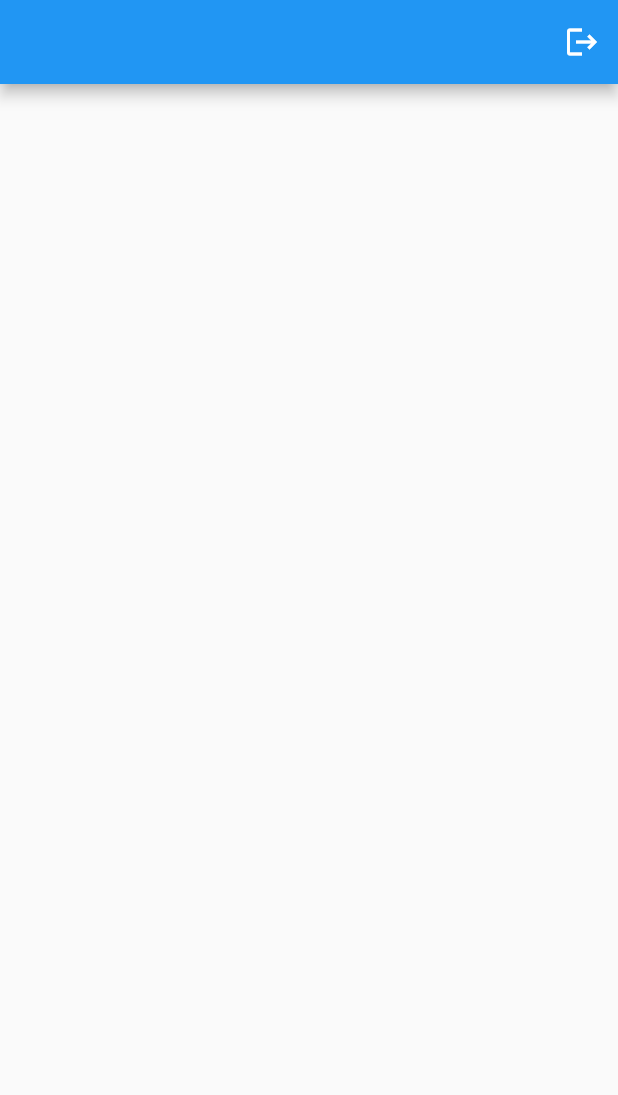
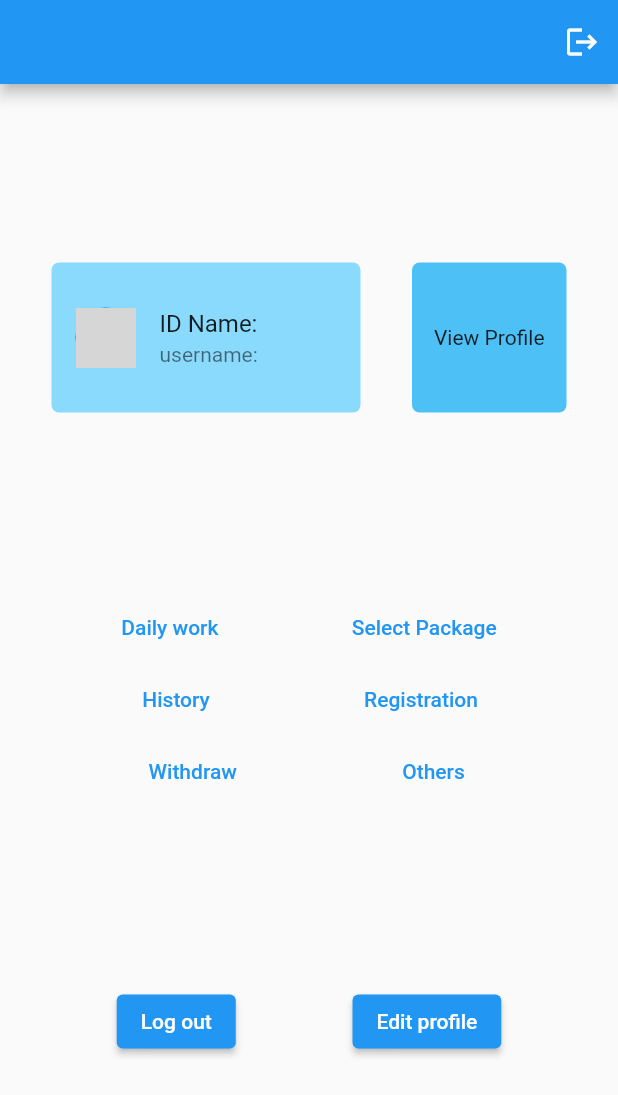
Before and after one commit to Sifat-16/icbapps, a Flutter app: the screen it shows once a user with an empty profile is signed in, on a phone screen of 412 x 824 dp. Shown: the top 1095 px of the screen. Run offline on Flutter 3.47's test engine with Material 2 defaults, Android fonts, the phone set to English and light mode, and no system bars; our stand-ins replace cloud_firestore, file_picker, firebase_auth, firebase_core, firebase_storage; accounts and stored records are empty; network calls fail; grey boxes are pictures that could not be loaded.

Commit message:
2nd from me

```diff
--- a/lib/helper/auth/auth.dart
+++ b/lib/helper/auth/auth.dart
@@ -1,4 +1,5 @@
 import 'dart:io';
+import 'dart:math';
 
 import 'package:cloud_firestore/cloud_firestore.dart';
 import 'package:firebase_auth/firebase_auth.dart';
@@ -26,9 +27,62 @@ class FireBase{
     return y;
   }
 
-  createProfile(ModelUser modelUser)async{
+  createProfile(ModelUser modelUser, String refarral)async{
+    const _chars = 'AaBbCcDdEeFfGgHhIiJjKkLlMmNnOoPpQqRrSsTtUuVvWwXxYyZz1234567890';
+    Random _rnd = Random();
+    modelUser.refarralId = String.fromCharCodes(Iterable.generate(6, (_) => _chars.codeUnitAt(_rnd.nextInt(_chars.length))));
     final x = await store.collection("userProfile").doc(modelUser.uid).set(modelUser.toJson()).onError((error, stackTrace) => false);
+
     return true;
+
+  }
+
+  Future<ModelUser>myProfile()async{
+    ModelUser modelUser = ModelUser();
+    final x = await store.collection("userProfile").doc(auth.currentUser!.uid).get().then((value) {
+      modelUser = ModelUser.fromJson(value.data()!);
+    });
+
+    print(modelUser.username);
+    return modelUser;
+
+  }
+
+  addRefaralToTeam(ModelUser modelUser, String refarral) async{
+
+    if(refarral==null||refarral.length<6){
+
+    }else{
+
+      try{
+        final y = await store.collection("userProfile").where("refarralId", isEqualTo: refarral).get().then((value) async{
+          print(value.docs.length);
+          final z = store.collection("userProfile").doc(value.docs.first.data()["uid"]);
+          final l = await z.get();
+          print(l.data()!["teamMember"]);
+          List<String> x =[];
+          double point = 0;
+          if(l.data()!["teamMember"]!=null){
+            l.data()!["teamMember"].forEach((e){
+              x.add(e);
+            });
+            x.add(modelUser.uid!);
+          }
+          if(l.data()!["balance"]!=null){
+            point=l.data()!["balance"];
+            point+=500;
+          }
+          final k = await z.update({
+            "teamMember":x,
+            "balance":point
+          });
+        });
+      }catch(e){
+        print("went wrong");
+      }
+
+
+    }
 
   }
 
--- a/lib/models/ModelUser.dart
+++ b/lib/models/ModelUser.dart
@@ -3,22 +3,84 @@ class ModelUser{
   String? uid;
   String? email;
   String? fullName;
-  String? country;
   String? refarralId;
   String? profileImage;
-  double? balance=0;
+  List<String> teamMember=[];
+  double balance=0.0;
 
-  ModelUser({this.username, this.uid, this.email, this.fullName, this.country, this.refarralId, this.profileImage, this.balance});
+  ModelUser({this.username, this.uid, this.email, this.fullName, this.refarralId, this.profileImage});
 
-  Map<String, dynamic> toJson()=>{
+  Map<String, dynamic> toJson(){
+
+    return {
       "username":username,
       "uid":uid,
       "email":email,
       "fullName":fullName,
-    "country":country,
       "refarralId":refarralId,
       "profileImage":profileImage,
+      "teamMember":teamMember,
       "balance":balance
     };
+  }
+
+  ModelUser.fromJson(Map<String, dynamic> json){
+    try{
+      username = json["username"];
+    }catch(e){
+        print("username");
+    }
+    try{
+      uid = json["uid"];
+    }catch(e){
+        print("uid");
+    }
+    try{
+      email = json["email"];
+    }catch(e){
+        print("email");
+    }
+    try{
+      fullName = json["fullName"];
+    }catch(e){
+      print("fullname");
 
     }
+    try{
+      refarralId = json["refarralId"];
+    }catch(e){
+        print("refarralid");
+    }
+    try{
+      profileImage = json["profileImage"];
+    }catch(e){
+        print("profileimage");
+    }
+
+    try{
+
+      if(json["teamMember"]!=null){
+        teamMember = [];
+        json["teamMember"].forEach((e){
+            teamMember.add(e);
+        });
+      }else{
+        teamMember = [];
+      }
+
+    }catch(e){
+      //print(json["teamMember"]);
+        print("teamMemberrrrrr");
+    }
+
+    try{
+      balance = json["balance"];
+    }catch(e){
+      print("balance");
+    }
+
+
+
+
+  }
+}
--- a/lib/screens/homepage/homescreen.dart
+++ b/lib/screens/homepage/homescreen.dart
@@ -1,6 +1,10 @@
+import 'dart:convert';
+
+import 'package:cloud_firestore/cloud_firestore.dart';
 import 'package:firebase_auth/firebase_auth.dart';
 import 'package:flutter/material.dart';
 import 'package:icbapps/helper/auth/auth.dart';
+import 'package:icbapps/models/ModelUser.dart';
 import 'package:icbapps/screens/loginorsignup/loginorsignup.dart';
 
 class HomeScreen extends StatefulWidget {
@@ -11,9 +15,21 @@ class HomeScreen extends StatefulWidget {
 }
 
 class _HomeScreenState extends State<HomeScreen> {
+  ModelUser modelUser = ModelUser();
+  //FireBase fireBase = FireBase();
+
+  @override
+  void initState() {
+    //fireBase.myProfile();
+
+    // TODO: implement initState
+    super.initState();
+  }
+
   @override
   Widget build(BuildContext context) {
-    return Scaffold(
+    return SafeArea(
+      child: Scaffold(
         appBar: AppBar(
           actions: [
             IconButton(onPressed: ()async{
@@ -26,6 +42,140 @@ class _HomeScreenState extends State<HomeScreen> {
           ],
         ),
 
+        body: Column(
+          mainAxisAlignment: MainAxisAlignment.spaceEvenly,
+          children: [
+
+            Container1(),
+            Container2(),
+            Container3()
+
+
+
+
+          ],
+        ),
+
+      ),
     );
   }
 }
+
+class Container1 extends StatefulWidget {
+  const Container1({Key? key}) : super(key: key);
+
+  @override
+  State<Container1> createState() => _Container1State();
+}
+
+class _Container1State extends State<Container1> {
+  FireBase fireBase=FireBase();
+  @override
+  Widget build(BuildContext context) {
+    return Row(
+      mainAxisAlignment: MainAxisAlignment.spaceEvenly,
+      children: [
+        FutureBuilder<ModelUser>(
+          future: fireBase.myProfile(),
+          builder: (context, snapshot) {
+
+            return snapshot.hasData?Container(
+              height: 100,
+              width: MediaQuery.of(context).size.width*.5,
+              decoration: BoxDecoration(
+                color: Colors.lightBlueAccent.withOpacity(0.6),
+                borderRadius: BorderRadius.circular(5)
+              ),
+              child: Center(
+                child: ListTile(
+                  title: Text("ID Name: ${snapshot.data?.fullName}"),
+                  leading: snapshot.data?.profileImage==null?CircleAvatar():CircleAvatar(backgroundImage: NetworkImage("${snapshot.data?.profileImage}"),),
+                  subtitle: Text("username: ${snapshot.data?.username}"),
+                ),
+              ),
+            ):CircularProgressIndicator();
+          }
+        ),
+        GestureDetector(
+          child: Container(
+            height: 100,
+            width: MediaQuery.of(context).size.width*.25,
+            decoration: BoxDecoration(
+              color: Colors.lightBlue.withOpacity(0.7),
+                borderRadius: BorderRadius.circular(5)
+            ),
+            child: Center(child: Text("View Profile")),
+          ),
+        )
+      ],
+    );
+  }
+}
+class Container2 extends StatefulWidget {
+  const Container2({Key? key}) : super(key: key);
+
+  @override
+  State<Container2> createState() => _Container2State();
+}
+
+class _Container2State extends State<Container2> {
+  @override
+  Widget build(BuildContext context) {
+    return Container(
+
+      child: Column(
+        children: [
+          Row(
+            mainAxisAlignment: MainAxisAlignment.spaceEvenly,
+            children: [
+              TextButton(onPressed: (){}, child: Text("Daily work")),
+              TextButton(onPressed: (){}, child: Text("Select Package")),
+            ],
+          ),
+          Row(
+            mainAxisAlignment: MainAxisAlignment.spaceEvenly,
+            children: [
+              TextButton(onPressed: (){}, child: Text("History")),
+              TextButton(onPressed: (){}, child: Text("Registration")),
+            ],
+          ),
+          Row(
+            mainAxisAlignment: MainAxisAlignment.spaceEvenly,
+            children: [
+              TextButton(onPressed: (){}, child: Text("Withdraw")),
+              TextButton(onPressed: (){}, child: Text("Others")),
+            ],
+          ),
+
+        ],
+      ),
+
+    );
+  }
+}
+
+class Container3 extends StatefulWidget {
+  const Container3({Key? key}) : super(key: key);
+
+  @override
+  State<Container3> createState() => _Container3State();
+}
+
+class _Container3State extends State<Container3> {
+  @override
+  Widget build(BuildContext context) {
+    return Container(
+      child: Row(
+        mainAxisAlignment: MainAxisAlignment.spaceEvenly,
+        children: [
+          ElevatedButton(onPressed: ()async{
+            await FirebaseAuth.instance.signOut().then((value) {
+              Navigator.of(context).pushReplacement(MaterialPageRoute(builder: (context)=>LoginOrSignup()));
+            });
+          }, child: Text("Log out")),
+          ElevatedButton(onPressed: (){}, child: Text("Edit profile")),
+        ],
+      ),
+    );
+  }
+}
--- a/lib/screens/registerpage/registerscreen.dart
+++ b/lib/screens/registerpage/registerscreen.dart
@@ -105,13 +105,14 @@ class _RegisterScreenState extends State<RegisterScreen> {
               UserCredential x = await fireBase.signup(username.text.trim()+"@gmail.com", password.text.trim());
 
               if(x!=null){
-                ModelUser modelUser = ModelUser(username: username.text.trim(), email: email.text.trim(),fullName: fullname.text.trim(), country: country.text.trim(), refarralId: refarralid.text.trim(), uid: x.user!.uid);
+                ModelUser modelUser = ModelUser(username: username.text.trim(), email: email.text.trim(),fullName: fullname.text.trim(),  refarralId: refarralid.text.trim(), uid: x.user!.uid);
                 if(imagefile!=null){
                   final profileImage = await fireBase.uploadImage(imagefile!, fileName!);
                   modelUser.profileImage=profileImage;
                 }
-                final c = await fireBase.createProfile(modelUser);
+                final c = await fireBase.createProfile(modelUser, refarralid.text.trim());
                 if(c==true){
+                  await fireBase.addRefaralToTeam(modelUser, refarralid.text.trim());
                   Navigator.of(context).pushReplacement(MaterialPageRoute(builder: (context)=>HomeScreen()));
                 }
 
```
Lines whose indentation alone changed are shown as unchanged.
